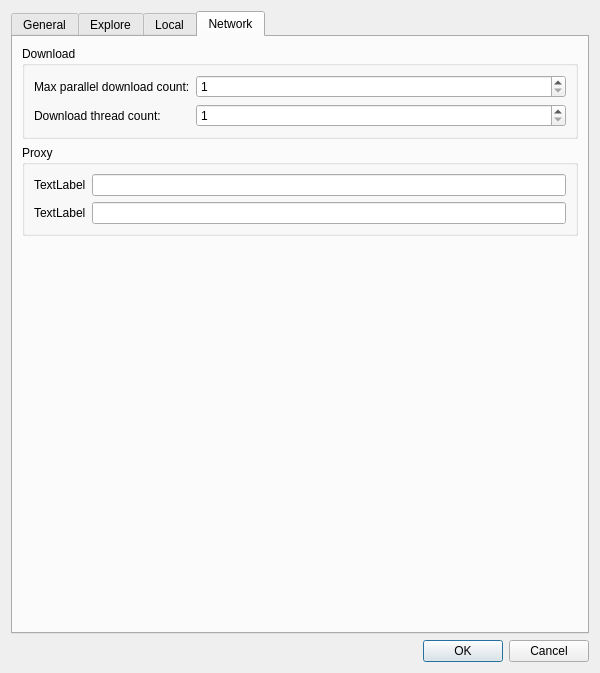
First picture: the form in src/ui/preferences.ui, repository kaniol-lck/modmanager, before the edit.
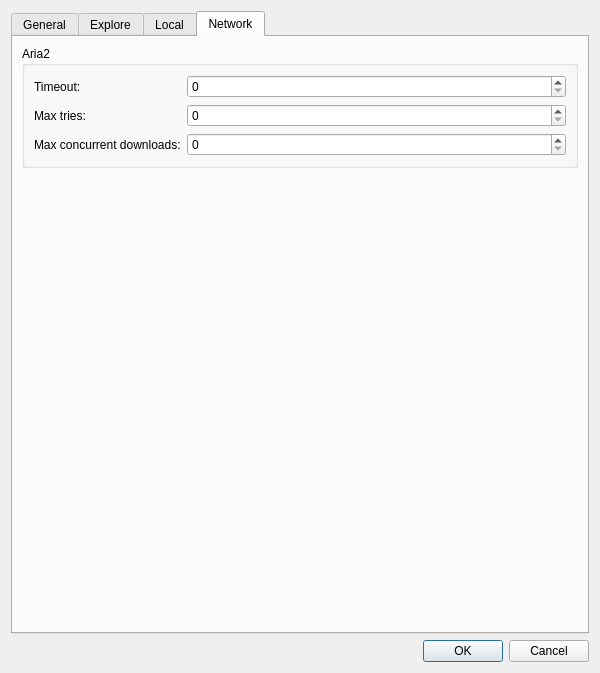
Second picture: the form after the edit. The open tabs and pages were chosen to show the change. Icons and pictures are not drawn.

Commit message: aria2 settings

```diff
--- a/src/ui/preferences.ui
+++ b/src/ui/preferences.ui
@@ -544,94 +544,47 @@
       <attribute name="title">
        <string>Network</string>
       </attribute>
-      <layout class="QGridLayout" name="gridLayout_7">
+      <layout class="QGridLayout" name="gridLayout_3">
        <item row="0" column="0">
         <widget class="QGroupBox" name="groupBox_2">
          <property name="title">
-          <string>Download</string>
+          <string>Aria2</string>
          </property>
-         <layout class="QGridLayout" name="gridLayout_4">
-          <item row="0" column="0">
            <layout class="QFormLayout" name="formLayout_3">
             <item row="0" column="0">
              <widget class="QLabel" name="label_2">
               <property name="text">
-               <string>Max parallel download count:</string>
-              </property>
-              <property name="buddy">
-               <cstring>downloadCount</cstring>
+             <string>Timeout:</string>
               </property>
              </widget>
             </item>
             <item row="0" column="1">
-             <widget class="QSpinBox" name="downloadCount">
-              <property name="minimum">
-               <number>1</number>
-              </property>
-             </widget>
+           <widget class="QSpinBox" name="aria2timeout"/>
             </item>
             <item row="1" column="0">
              <widget class="QLabel" name="label">
               <property name="text">
-               <string>Download thread count:</string>
-              </property>
-              <property name="buddy">
-               <cstring>threadCount</cstring>
-              </property>
+             <string>Max tries:</string>
+            </property>
              </widget>
             </item>
             <item row="1" column="1">
-             <widget class="QSpinBox" name="threadCount">
-              <property name="minimum">
-               <number>1</number>
-              </property>
-             </widget>
-            </item>
-           </layout>
-          </item>
-         </layout>
-        </widget>
-       </item>
-       <item row="1" column="0">
-        <widget class="QGroupBox" name="proxyBox">
-         <property name="title">
-          <string>Proxy</string>
-         </property>
-         <layout class="QGridLayout" name="gridLayout_3">
-          <item row="0" column="0">
-           <layout class="QFormLayout" name="formLayout_4">
-            <item row="0" column="0">
-             <widget class="QLabel" name="label_3">
-              <property name="text">
-               <string>TextLabel</string>
-              </property>
-              <property name="buddy">
-               <cstring>lineEdit</cstring>
-              </property>
-             </widget>
-            </item>
-            <item row="0" column="1">
-             <widget class="QLineEdit" name="lineEdit"/>
-            </item>
-            <item row="1" column="0">
-             <widget class="QLabel" name="label_4">
-              <property name="text">
-               <string>TextLabel</string>
-              </property>
-              <property name="buddy">
-               <cstring>lineEdit_2</cstring>
-              </property>
-             </widget>
-            </item>
-            <item row="1" column="1">
-             <widget class="QLineEdit" name="lineEdit_2"/>
-            </item>
-           </layout>
-          </item>
-         </layout>
-        </widget>
+           <widget class="QSpinBox" name="aria2maxTries"/>
        </item>
        <item row="2" column="0">
+           <widget class="QLabel" name="label_3">
+            <property name="text">
+             <string>Max concurrent downloads:</string>
+            </property>
+           </widget>
+          </item>
+          <item row="2" column="1">
+           <widget class="QSpinBox" name="aria2maxConcurrentDownloads"/>
+          </item>
+         </layout>
+        </widget>
+       </item>
+       <item row="1" column="0">
         <spacer name="verticalSpacer_2">
          <property name="orientation">
           <enum>Qt::Vertical</enum>
```
Left out of the diff: 8 changed lines with no effect on the pictures. Lines whose indentation alone changed are shown as unchanged. The commit also changes 11 other files.
